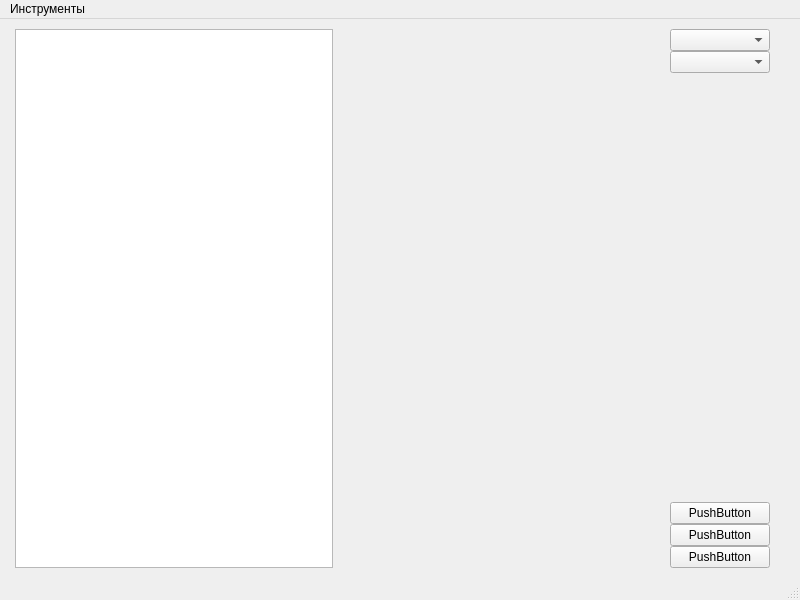
Above: CourseProject/AirportInspector/mainwindow.ui from Puzzanis/QtHomework before the change. Below: the same form after it.
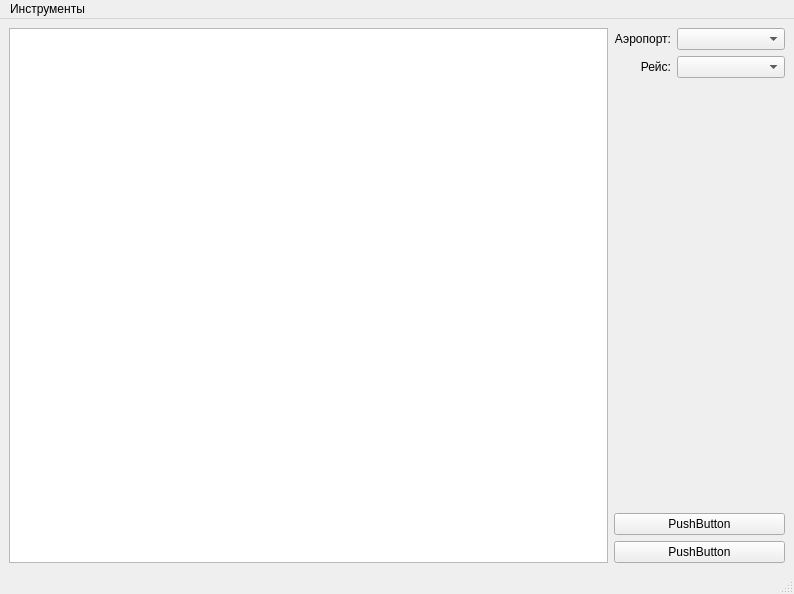
That is the form after the change.

What changed in the file:
```diff
--- a/CourseProject/AirportInspector/mainwindow.ui
+++ b/CourseProject/AirportInspector/mainwindow.ui
@@ -6,103 +6,55 @@
    <rect>
     <x>0</x>
     <y>0</y>
-    <width>800</width>
-    <height>600</height>
+    <width>794</width>
+    <height>594</height>
    </rect>
   </property>
   <property name="windowTitle">
    <string>MainWindow</string>
   </property>
   <widget class="QWidget" name="centralwidget">
-   <widget class="QWidget" name="horizontalLayoutWidget">
-    <property name="geometry">
-     <rect>
-      <x>10</x>
-      <y>10</y>
-      <width>781</width>
-      <height>541</height>
-     </rect>
-    </property>
-    <layout class="QHBoxLayout" name="horizontalLayout">
-     <property name="spacing">
-      <number>0</number>
-     </property>
-     <property name="leftMargin">
-      <number>5</number>
-     </property>
-     <property name="rightMargin">
-      <number>1</number>
-     </property>
-     <property name="bottomMargin">
-      <number>2</number>
-     </property>
+   <layout class="QHBoxLayout" name="horizontalLayout_2">
      <item>
-      <layout class="QHBoxLayout" name="horizontalLayout_2" stretch="0">
-       <property name="spacing">
-        <number>3</number>
-       </property>
-       <property name="sizeConstraint">
-        <enum>QLayout::SizeConstraint::SetDefaultConstraint</enum>
-       </property>
-       <property name="leftMargin">
-        <number>0</number>
-       </property>
-       <property name="topMargin">
-        <number>0</number>
-       </property>
-       <property name="rightMargin">
-        <number>0</number>
-       </property>
+     <layout class="QHBoxLayout" name="horizontalLayout" stretch="7,2">
+      <item>
+       <layout class="QHBoxLayout" name="horizontalLayout_3">
        <item>
         <widget class="QTableView" name="tableView"/>
        </item>
       </layout>
      </item>
-     <item>
-      <spacer name="horizontalSpacer">
-       <property name="orientation">
-        <enum>Qt::Orientation::Horizontal</enum>
-       </property>
-       <property name="sizeHint" stdset="0">
-        <size>
-         <width>1</width>
-         <height>1</height>
-        </size>
-       </property>
-      </spacer>
-     </item>
      <item>
       <layout class="QVBoxLayout" name="verticalLayout">
-       <property name="spacing">
-        <number>0</number>
-       </property>
-       <property name="leftMargin">
-        <number>20</number>
-       </property>
-       <property name="rightMargin">
-        <number>20</number>
-       </property>
        <item>
-        <layout class="QVBoxLayout" name="verticalLayout_2">
-         <item>
-          <widget class="QComboBox" name="comboBox_2">
-           <property name="minimumSize">
-            <size>
-             <width>100</width>
-             <height>0</height>
-            </size>
-           </property>
-          </widget>
-         </item>
-         <item>
-          <widget class="QComboBox" name="comboBox">
-           <property name="minimumSize">
-            <size>
-             <width>100</width>
-             <height>0</height>
-            </size>
-           </property>
-          </widget>
+         <layout class="QGridLayout" name="gridLayout" columnstretch="2,10,0" rowminimumheight="0,0,0" columnminimumwidth="0,0,0">
+          <item row="2" column="0">
+           <widget class="QLabel" name="label_2">
+            <property name="text">
+             <string>Рейс:</string>
+            </property>
+            <property name="alignment">
+             <set>Qt::AlignmentFlag::AlignRight|Qt::AlignmentFlag::AlignTrailing|Qt::AlignmentFlag::AlignVCenter</set>
+            </property>
+           </widget>
+          </item>
+          <item row="1" column="0">
+           <widget class="QLabel" name="label">
+            <property name="text">
+             <string>Аэропорт:</string>
+            </property>
+            <property name="alignment">
+             <set>Qt::AlignmentFlag::AlignRight|Qt::AlignmentFlag::AlignTrailing|Qt::AlignmentFlag::AlignVCenter</set>
+            </property>
+           </widget>
+          </item>
+          <item row="1" column="1">
+           <widget class="QComboBox" name="comboBox"/>
+          </item>
+          <item row="2" column="1">
+           <widget class="QComboBox" name="comboBox_2"/>
+          </item>
+         </layout>
          </item>
          <item>
           <spacer name="verticalSpacer">
@@ -112,15 +64,13 @@
            <property name="sizeHint" stdset="0">
             <size>
              <width>20</width>
-             <height>20</height>
+            <height>40</height>
             </size>
            </property>
           </spacer>
          </item>
-        </layout>
-       </item>
        <item>
-        <layout class="QVBoxLayout" name="verticalLayout_3">
+         <layout class="QVBoxLayout" name="verticalLayout_2">
          <item>
           <widget class="QPushButton" name="pushButton">
            <property name="text">
@@ -128,13 +78,6 @@
            </property>
           </widget>
          </item>
-         <item>
-          <widget class="QPushButton" name="pushButton_3">
-           <property name="text">
-            <string>PushButton</string>
-           </property>
-          </widget>
-         </item>
          <item>
           <widget class="QPushButton" name="pushButton_2">
            <property name="text">
@@ -147,14 +90,15 @@
       </layout>
      </item>
     </layout>
-   </widget>
+    </item>
+   </layout>
   </widget>
   <widget class="QMenuBar" name="menubar">
    <property name="geometry">
     <rect>
      <x>0</x>
      <y>0</y>
-     <width>800</width>
+     <width>794</width>
      <height>21</height>
     </rect>
    </property>
```
Lines whose indentation alone changed are shown as unchanged.
